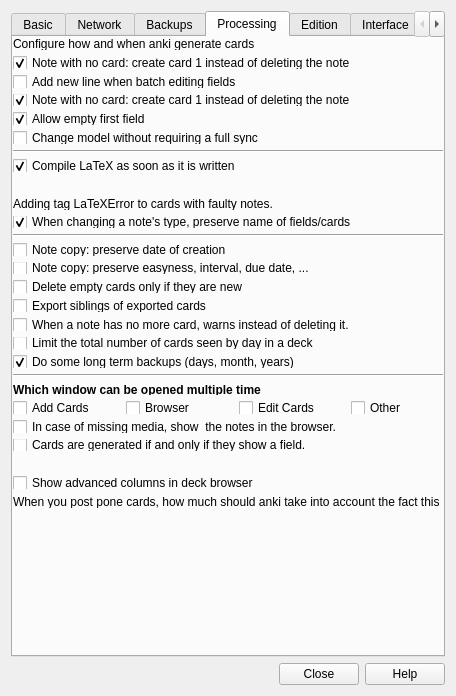
Arthur-Milchior/anki, file designer/preferences.ui: the form before one commit.
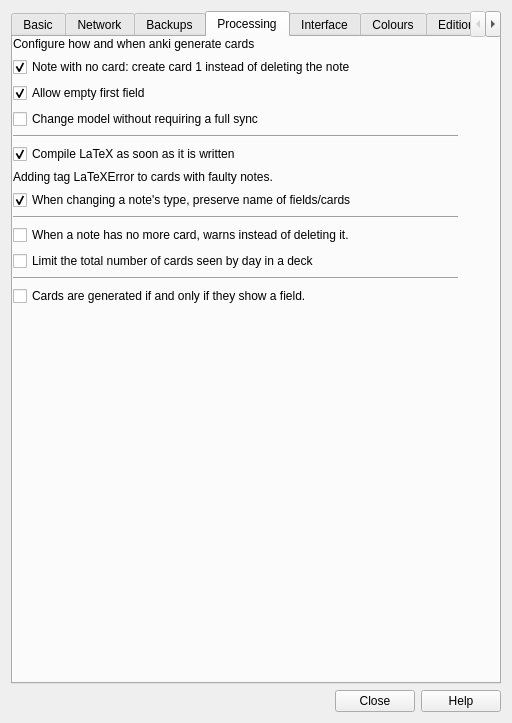
The form after the commit. The open tabs and pages were chosen to show the change.

```diff
--- a/designer/preferences.ui
+++ b/designer/preferences.ui
@@ -6,8 +6,8 @@
    <rect>
     <x>0</x>
     <y>0</y>
-    <width>425</width>
-    <height>696</height>
+    <width>512</width>
+    <height>723</height>
    </rect>
   </property>
   <property name="windowTitle">
@@ -509,7 +509,7 @@
          <x>0</x>
          <y>0</y>
          <width>445</width>
-         <height>471</height>
+         <height>641</height>
         </rect>
        </property>
        <layout class="QVBoxLayout" name="verticalLayout_6">
@@ -533,23 +533,6 @@
           </property>
          </widget>
         </item>
-        <item>
-         <widget class="QCheckBox" name="newLineInBatchEdit">
-          <property name="text">
-           <string>Add new line when batch editing fields</string>
-          </property>
-         </widget>
-        </item>
-        <item>
-         <widget class="QCheckBox" name="noteWithoutCard">
-          <property name="text">
-           <string>Note with no card: create card 1 instead of deleting the note</string>
-          </property>
-          <property name="checked">
-           <bool>true</bool>
-          </property>
-         </widget>
-        </item>
         <item>
          <widget class="QCheckBox" name="allowEmptyFirstField">
           <property name="toolTip">
@@ -590,16 +573,6 @@
         <item>
          <widget class="QLabel" name="label_2">
           <property name="text">
-           <string/>
-          </property>
-          <property name="wordWrap">
-           <bool>true</bool>
-          </property>
-         </widget>
-         </item>
-         <item>
-         <widget class="QLabel" name="label_2">
-          <property name="text">
            <string>Adding tag LaTeXError to cards with faulty notes. </string>
           </property>
          </widget>
@@ -621,34 +594,6 @@
           </property>
          </widget>
         </item>
-        <item>
-         <widget class="QCheckBox" name="preserveCreation">
-          <property name="text">
-           <string>Note copy: preserve date of creation</string>
-          </property>
-         </widget>
-        </item>
-        <item>
-         <widget class="QCheckBox" name="preserveReviewInfo">
-          <property name="text">
-           <string>Note copy: preserve easyness, interval, due date, ...</string>
-          </property>
-         </widget>
-        </item>
-        <item>
-         <widget class="QCheckBox" name="keepSeenCard">
-          <property name="text">
-           <string>Delete empty cards only if they are new</string>
-          </property>
-         </widget>
-        </item>
-        <item>
-         <widget class="QCheckBox" name="exportSiblings">
-          <property name="text">
-           <string>Export siblings of exported cards</string>
-          </property>
-         </widget>
-        </item>
         <item>
          <widget class="QCheckBox" name="keepEmptyNote">
           <property name="toolTip">
@@ -666,16 +611,6 @@
           </property>
          </widget>
         </item>
-        <item>
-         <widget class="QCheckBox" name="checkBox_2">
-          <property name="text">
-           <string>Do some long term backups (days, month, years)</string>
-          </property>
-          <property name="checked">
-           <bool>true</bool>
-          </property>
-         </widget>
-        </item>
         <item>
          <widget class="Line" name="line">
           <property name="orientation">
@@ -683,52 +618,6 @@
           </property>
          </widget>
         </item>
-        <item>
-         <widget class="QLabel" name="label_2">
-          <property name="text">
-           <string>&lt;html&gt;&lt;head/&gt;&lt;body&gt;&lt;p&gt;&lt;span style=&quot; font-weight:600;&quot;&gt;Which window can be opened multiple time&lt;/span&gt;&lt;/p&gt;&lt;/body&gt;&lt;/html&gt;</string>
-          </property>
-         </widget>
-        </item>
-        <item>
-         <layout class="QHBoxLayout" name="horizontalLayout_3">
-          <item>
-           <widget class="QCheckBox" name="AddCardsMultipleTime">
-            <property name="text">
-             <string>Add Cards</string>
-            </property>
-           </widget>
-          </item>
-          <item>
-           <widget class="QCheckBox" name="BrowserMultipleTime">
-            <property name="text">
-             <string>Browser</string>
-            </property>
-           </widget>
-          </item>
-          <item>
-           <widget class="QCheckBox" name="EditCurrentMultipleTime">
-            <property name="text">
-             <string>Edit Cards</string>
-            </property>
-           </widget>
-          </item>
-          <item>
-           <widget class="QCheckBox" name="OtherWindowsMultipleTime">
-            <property name="text">
-             <string>Other</string>
-            </property>
-           </widget>
-          </item>
-         </layout>
-        </item>
-        <item>
-         <widget class="QCheckBox" name="browserOnMissingMedia">
-          <property name="text">
-           <string>In case of missing media, show  the notes in the browser.</string>
-          </property>
-         </widget>
-        </item>
         <item>
          <widget class="QCheckBox" name="complexTemplates">
           <property name="toolTip">
@@ -739,67 +628,9 @@
           </property>
          </widget>
         </item>
-        <item>
-         <widget class="QLabel" name="label_2">
-          <property name="text">
-           <string/>
-          </property>
-         </widget>
-        </item>
-        <item>
-         <widget class="QCheckBox" name="advancedDeckColumns">
-          <property name="text">
-           <string>Show advanced columns in deck browser</string>
-          </property>
-         </widget>
-        </item>
         <item>
          <spacer name="verticalSpacer">
           <property name="orientation">
-           <enum>Qt::Horizontal</enum>
-          </property>
-		 </spacer>
-        </item>
-        <item>
-         <widget class="QLabel" name="label_5">
-          <property name="text">
-           <string>When you post pone cards, how much should anki take into account the fact this postponing to compute the new delays ?</string>
-          </property>
-          <property name="scaledContents">
-           <bool>false</bool>
-          </property>
-          <property name="wordWrap">
-           <bool>true</bool>
-          </property>
-         </widget>
-        </item>
-       </layout>
-      </widget>
-     </widget>
-     <widget class="QWidget" name="tab_4">
-      <attribute name="title">
-       <string>Edition</string>
-      </attribute>
-      <widget class="QWidget" name="verticalLayoutWidget_2">
-       <property name="geometry">
-        <rect>
-         <x>0</x>
-         <y>0</y>
-         <width>401</width>
-         <height>471</height>
-        </rect>
-       </property>
-       <layout class="QVBoxLayout" name="verticalLayout_5">
-        <item>
-         <widget class="QLabel" name="label_2">
-          <property name="text">
-           <string>Configure the different action you can take to edit cards</string>
-          </property>
-         </widget>
-        </item>
-        <item>
-         <spacer name="verticalSpacer_5">
-          <property name="orientation">
            <enum>Qt::Vertical</enum>
           </property>
           <property name="sizeHint" stdset="0">
```
Left out of the diff: 13 changed lines with no effect on the pictures.
